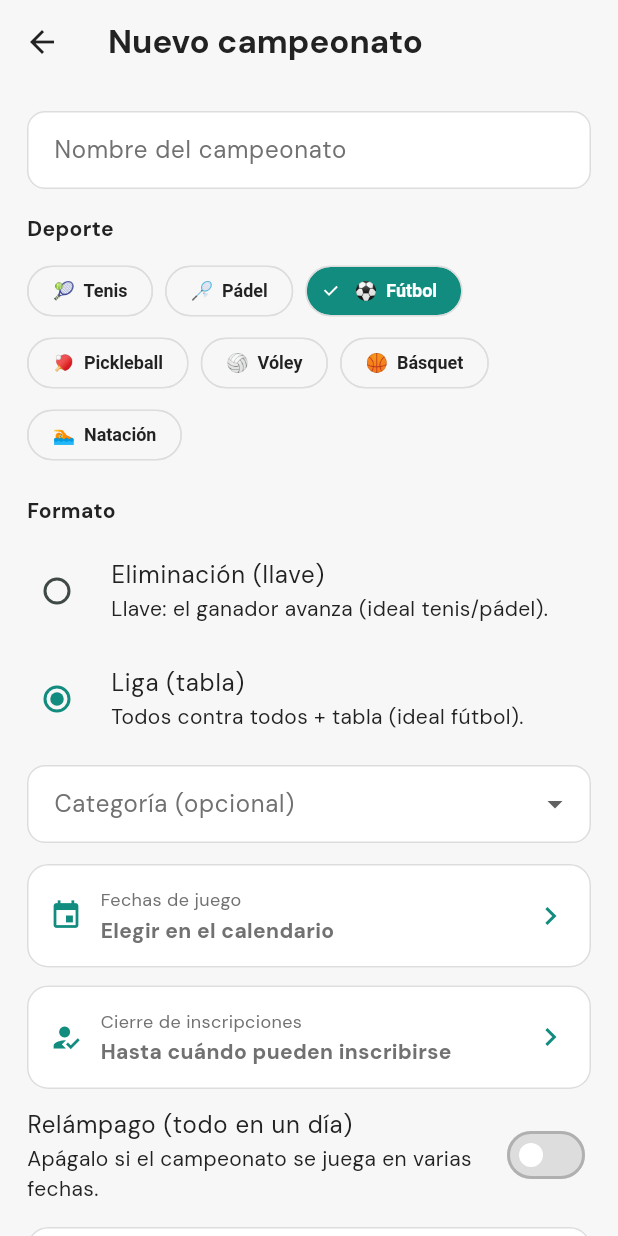
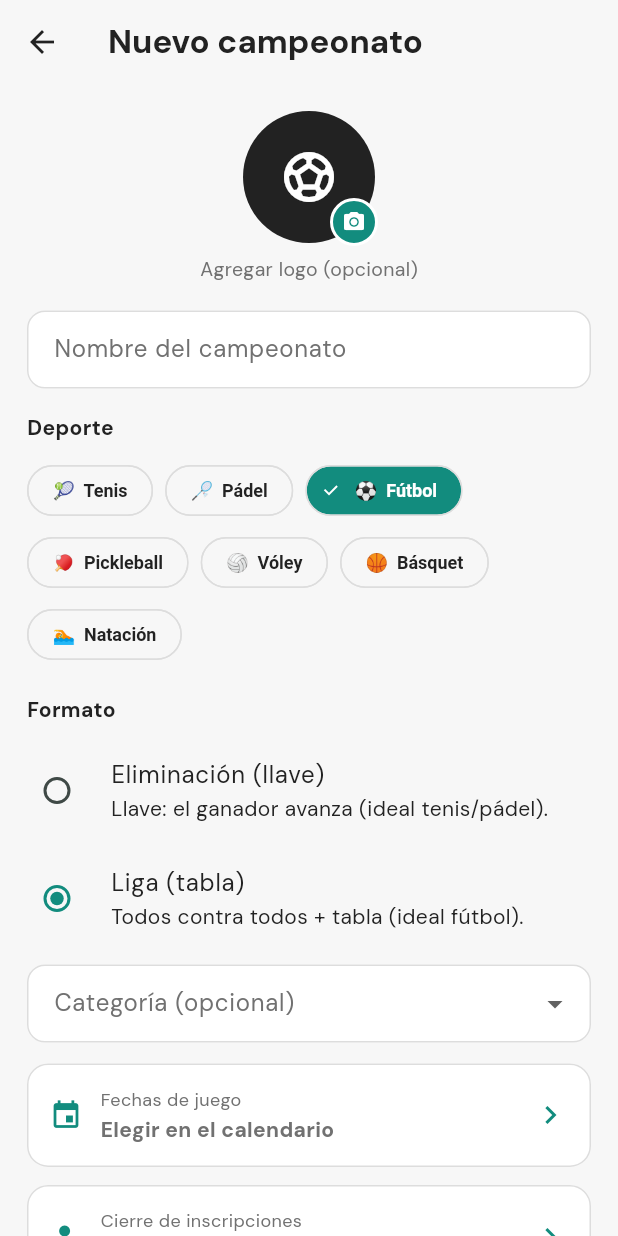
Before and after one commit to dcalagua/canchas-app-lima, a Flutter app: the CrearCampeonatoScreen screen opened directly, on a phone screen of 412 x 824 dp. Run offline on Flutter 3.47's test engine with Material 3 defaults, Android fonts, the phone set to English and light mode, and no system bars; our stand-ins replace audioplayers, cached_network_image, file_picker, firebase_core, firebase_messaging, flutter_cache_manager and 19 more; missing offline and left inert: flutter_callkit_incoming, flutter_webrtc, google_mlkit_text_recognition, record; accounts and stored records are empty.

Commit message:
Campeonato: agregar logo desde el formulario de creación

```diff
--- a/lib/screens/crear_campeonato_screen.dart
+++ b/lib/screens/crear_campeonato_screen.dart
@@ -1,5 +1,8 @@
+import 'dart:typed_data';
+
 import 'package:flutter/material.dart';
 import 'package:google_maps_flutter/google_maps_flutter.dart';
+import 'package:image_picker/image_picker.dart';
 
 import '../models/campeonato.dart';
 import '../models/models.dart';
@@ -65,6 +68,10 @@ class _CrearCampeonatoScreenState extends State<CrearCampeonatoScreen> {
   // Categoría elegida del combo (label del catálogo) o el sentinel 'otra'
   // (texto libre). null = aún no elige (sin categoría).
   String? _catSel;
+  // Logo del campeonato (opcional). Se sube a Storage recién al guardar (cuando
+  // ya existe el id), para no crear filas huérfanas.
+  Uint8List? _logoBytes;
+  bool _guardando = false;
 
   /// Moneda del país de la SEDE del torneo (no la del dispositivo): el costo de
   /// inscripción se muestra y congela en ella. Sin sede ubicada, cae al país
@@ -190,12 +197,22 @@ class _CrearCampeonatoScreenState extends State<CrearCampeonatoScreen> {
     }
   }
 
-  void _guardar() {
+  Future<void> _elegirLogo() async {
+    final XFile? f = await ImagePicker().pickImage(
+        source: ImageSource.gallery, maxWidth: 600, imageQuality: 85);
+    if (f == null) return;
+    final bytes = await f.readAsBytes();
+    if (!mounted) return;
+    setState(() => _logoBytes = bytes);
+  }
+
+  Future<void> _guardar() async {
     if (_nombre.text.trim().isEmpty) {
       ScaffoldMessenger.of(context).showSnackBar(const SnackBar(
           content: Text('Ponle un nombre al campeonato.')));
       return;
     }
+    setState(() => _guardando = true);
     final c = appState.crearCampeonato(
       academiaId: widget.academiaId,
       nombre: _nombre.text.trim(),
@@ -214,6 +231,12 @@ class _CrearCampeonatoScreenState extends State<CrearCampeonatoScreen> {
       edadMin: int.tryParse(_edadMin.text.trim()),
       edadMax: int.tryParse(_edadMax.text.trim()),
     );
+    // Sube el logo (si eligió uno) ahora que el campeonato ya tiene id.
+    if (_logoBytes != null) {
+      await appState.ponerLogoCampeonato(c.id, _logoBytes!);
+    }
+    if (!mounted) return;
+    setState(() => _guardando = false);
     Navigator.of(context).pop(c);
   }
 
@@ -226,6 +249,14 @@ class _CrearCampeonatoScreenState extends State<CrearCampeonatoScreen> {
         padding: EdgeInsets.fromLTRB(
             ladoTablet(context), 18, ladoTablet(context), 18),
         children: [
+          // Logo del campeonato (opcional): avatar grande tocable con badge de
+          // cámara. Se sube al guardar.
+          Center(child: _SelectorLogo(
+            bytes: _logoBytes,
+            deporte: _deporte,
+            onTap: _elegirLogo,
+          )),
+          const SizedBox(height: 18),
           TextField(
             controller: _nombre,
             textCapitalization: TextCapitalization.words,
@@ -394,13 +425,74 @@ class _CrearCampeonatoScreenState extends State<CrearCampeonatoScreen> {
           SizedBox(
             width: double.infinity,
             child: FilledButton.icon(
-              onPressed: _guardar,
-              icon: const Icon(Icons.emoji_events),
-              label: const Text('Crear campeonato'),
+              onPressed: _guardando ? null : _guardar,
+              icon: _guardando
+                  ? const SizedBox(
+                      width: 18,
+                      height: 18,
+                      child: CircularProgressIndicator(
+                          strokeWidth: 2, color: Colors.white))
+                  : const Icon(Icons.emoji_events),
+              label: Text(_guardando ? 'Creando…' : 'Crear campeonato'),
             ),
           ),
         ],
       ),
+    );
+  }
+}
+
+/// Avatar grande y tocable para elegir el LOGO del campeonato en el formulario
+/// de creación. Muestra la imagen elegida (aún local, sin subir) o el ícono del
+/// deporte, con un badge de cámara y una etiqueta "Agregar logo".
+class _SelectorLogo extends StatelessWidget {
+  const _SelectorLogo(
+      {required this.bytes, required this.deporte, required this.onTap});
+  final Uint8List? bytes;
+  final Deporte deporte;
+  final VoidCallback onTap;
+
+  @override
+  Widget build(BuildContext context) {
+    final cs = Theme.of(context).colorScheme;
+    return Column(
+      children: [
+        GestureDetector(
+          onTap: onTap,
+          child: Stack(
+            clipBehavior: Clip.none,
+            children: [
+              CircleAvatar(
+                radius: 44,
+                backgroundColor: colorDeporte(deporte),
+                backgroundImage:
+                    bytes != null ? MemoryImage(bytes!) : null,
+                child: bytes == null
+                    ? Icon(iconoDeporte(deporte),
+                        color: Colors.white, size: 40)
+                    : null,
+              ),
+              Positioned(
+                right: -2,
+                bottom: -2,
+                child: Container(
+                  padding: const EdgeInsets.all(6),
+                  decoration: BoxDecoration(
+                    color: lima,
+                    shape: BoxShape.circle,
+                    border: Border.all(color: cs.surface, width: 2),
+                  ),
+                  child: const Icon(Icons.photo_camera,
+                      size: 16, color: Colors.white),
+                ),
+              ),
+            ],
+          ),
+        ),
+        const SizedBox(height: 8),
+        Text(bytes == null ? 'Agregar logo (opcional)' : 'Cambiar logo',
+            style: const TextStyle(color: textoTenue, fontSize: 13)),
+      ],
     );
   }
 }
```
